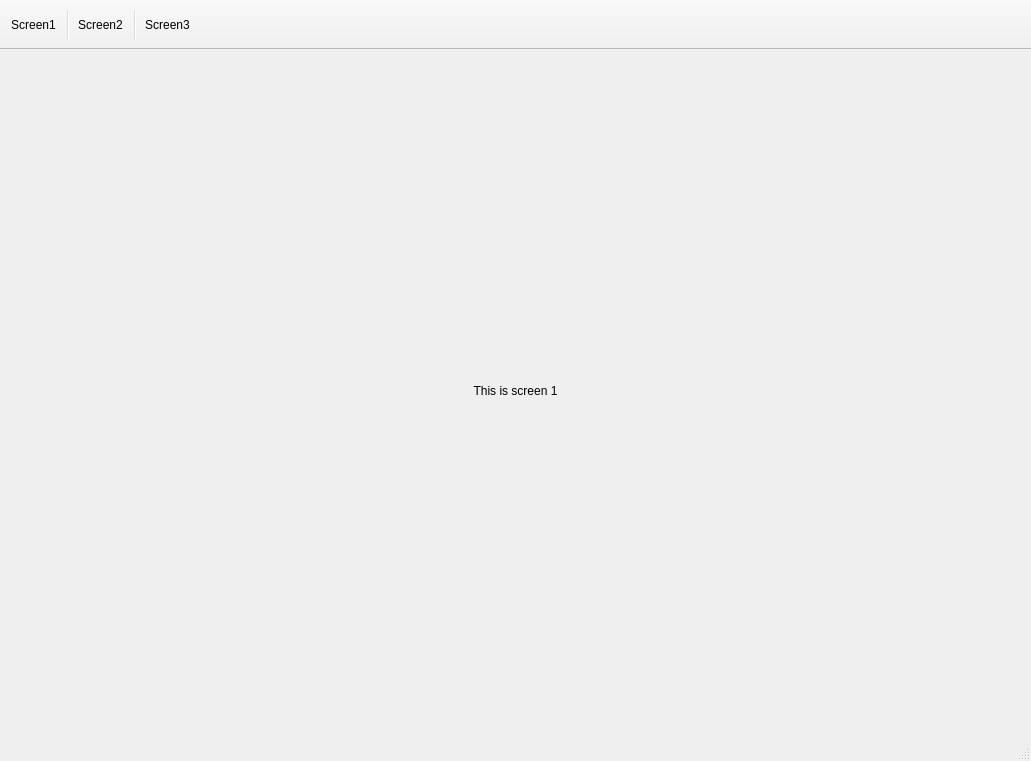
This is qt/main.ui in stiigp/simple_recommender_system as Qt 5 draws it before an edit. The edited form follows.
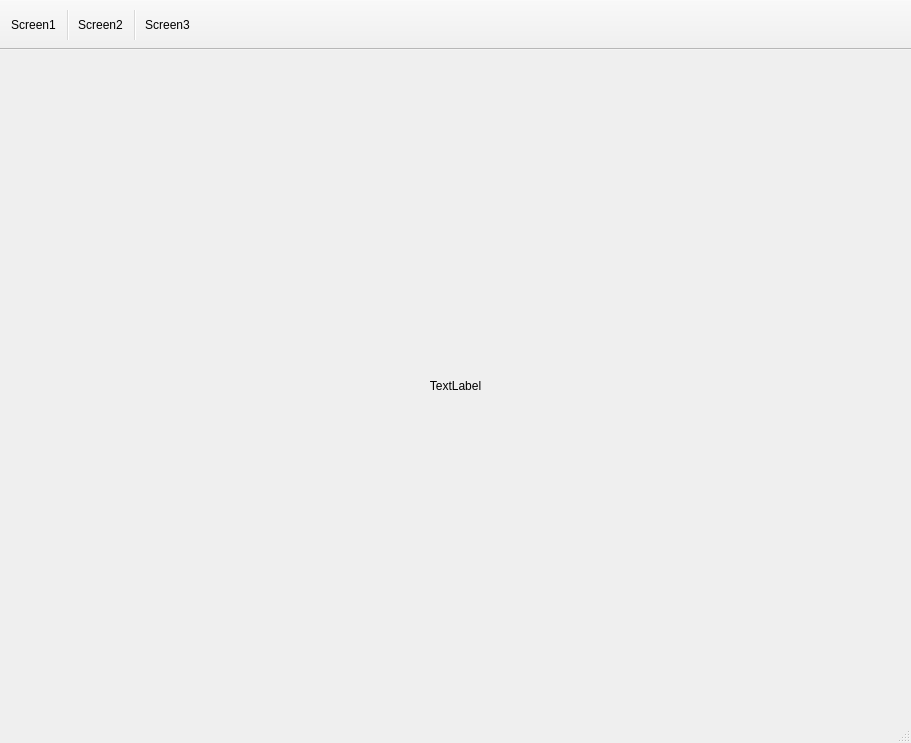
This is the edited form.

Commit message: Modularized screen switching functionality

```diff
--- a/qt/main.ui
+++ b/qt/main.ui
@@ -6,31 +6,21 @@
    <rect>
     <x>0</x>
     <y>0</y>
-    <width>1031</width>
-    <height>761</height>
+    <width>911</width>
+    <height>743</height>
    </rect>
   </property>
   <property name="windowTitle">
    <string>MainWindow</string>
   </property>
   <widget class="QWidget" name="centralwidget">
-   <widget class="QWidget" name="gridLayoutWidget">
-    <property name="geometry">
-     <rect>
-      <x>0</x>
-      <y>0</y>
-      <width>1031</width>
-      <height>681</height>
-     </rect>
-    </property>
+   <layout class="QGridLayout" name="gridLayout_2">
+    <item row="0" column="0">
     <layout class="QGridLayout" name="gridLayout">
-     <property name="sizeConstraint">
-      <enum>QLayout::SetMinAndMaxSize</enum>
-     </property>
      <item row="0" column="0">
       <widget class="QLabel" name="label">
        <property name="text">
-        <string>This is screen 1</string>
+         <string>TextLabel</string>
        </property>
        <property name="alignment">
         <set>Qt::AlignCenter</set>
@@ -38,7 +28,8 @@
       </widget>
      </item>
     </layout>
-   </widget>
+    </item>
+   </layout>
   </widget>
   <widget class="QStatusBar" name="statusbar"/>
   <widget class="QToolBar" name="toolBar">
```
Lines whose indentation alone changed are shown as unchanged. The commit also changes 5 other files.
